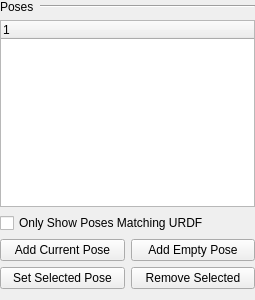
Before: the Qt Designer form ui/poses_widget.ui in ARoefer/giskard_ide, drawn with Qt 5.
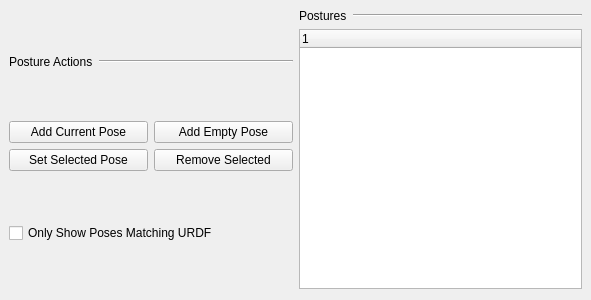
After: the same form once the commit is applied.

Patch:
```diff
--- a/ui/poses_widget.ui
+++ b/ui/poses_widget.ui
@@ -6,34 +6,48 @@
    <rect>
     <x>0</x>
     <y>0</y>
-    <width>255</width>
+    <width>591</width>
     <height>300</height>
    </rect>
   </property>
+  <property name="sizePolicy">
+   <sizepolicy hsizetype="Minimum" vsizetype="Minimum">
+    <horstretch>0</horstretch>
+    <verstretch>0</verstretch>
+   </sizepolicy>
+  </property>
   <property name="windowTitle">
    <string>Form</string>
   </property>
-  <layout class="QVBoxLayout" name="verticalLayout">
+  <layout class="QHBoxLayout" name="horizontalLayout_2">
    <property name="leftMargin">
-    <number>0</number>
+    <number>9</number>
    </property>
    <property name="topMargin">
-    <number>0</number>
+    <number>9</number>
    </property>
    <property name="rightMargin">
+    <number>9</number>
+   </property>
+   <item>
+    <layout class="QVBoxLayout" name="verticalLayout">
+     <property name="topMargin">
     <number>0</number>
    </property>
    <item>
-    <layout class="QHBoxLayout" name="horizontalLayout">
+      <layout class="QHBoxLayout" name="horizontalLayout_3">
+       <property name="topMargin">
+        <number>0</number>
+       </property>
      <item>
-      <widget class="QLabel" name="labelTitle">
+        <widget class="QLabel" name="label">
        <property name="text">
-        <string>Poses</string>
+          <string>Posture Actions</string>
        </property>
       </widget>
      </item>
      <item>
-      <widget class="Line" name="line">
+        <widget class="Line" name="line_2">
        <property name="sizePolicy">
         <sizepolicy hsizetype="MinimumExpanding" vsizetype="Fixed">
          <horstretch>0</horstretch>
@@ -47,22 +61,6 @@
      </item>
     </layout>
    </item>
-   <item>
-    <widget class="QTreeWidget" name="twPoses">
-     <column>
-      <property name="text">
-       <string notr="true">1</string>
-      </property>
-     </column>
-    </widget>
-   </item>
-   <item>
-    <widget class="QCheckBox" name="chkfilterURDF">
-     <property name="text">
-      <string>Only Show Poses Matching URDF</string>
-     </property>
-    </widget>
-   </item>
    <item>
     <layout class="QGridLayout" name="gridLayout">
      <item row="2" column="0">
@@ -91,6 +89,67 @@
        <property name="text">
         <string>Add Empty Pose</string>
        </property>
+        </widget>
+       </item>
+      </layout>
+     </item>
+     <item>
+      <widget class="QCheckBox" name="chkfilterURDF">
+       <property name="text">
+        <string>Only Show Poses Matching URDF</string>
+       </property>
+      </widget>
+     </item>
+    </layout>
+   </item>
+   <item>
+    <layout class="QVBoxLayout" name="verticalLayout_2">
+     <property name="leftMargin">
+      <number>0</number>
+     </property>
+     <item>
+      <layout class="QHBoxLayout" name="horizontalLayout">
+       <item>
+        <widget class="QLabel" name="labelTitle">
+         <property name="text">
+          <string>Postures</string>
+         </property>
+        </widget>
+       </item>
+       <item>
+        <widget class="Line" name="line">
+         <property name="sizePolicy">
+          <sizepolicy hsizetype="MinimumExpanding" vsizetype="Fixed">
+           <horstretch>0</horstretch>
+           <verstretch>0</verstretch>
+          </sizepolicy>
+         </property>
+         <property name="orientation">
+          <enum>Qt::Horizontal</enum>
+         </property>
+        </widget>
+       </item>
+      </layout>
+     </item>
+     <item>
+      <widget class="QTreeWidget" name="twPoses">
+       <property name="sizePolicy">
+        <sizepolicy hsizetype="Minimum" vsizetype="Minimum">
+         <horstretch>0</horstretch>
+         <verstretch>0</verstretch>
+        </sizepolicy>
+       </property>
+       <property name="maximumSize">
+        <size>
+         <width>16777215</width>
+         <height>16777215</height>
+        </size>
+       </property>
+       <column>
+        <property name="text">
+         <string notr="true">1</string>
+        </property>
+       </column>
       </widget>
      </item>
     </layout>
```
Lines whose indentation alone changed are shown as unchanged.
